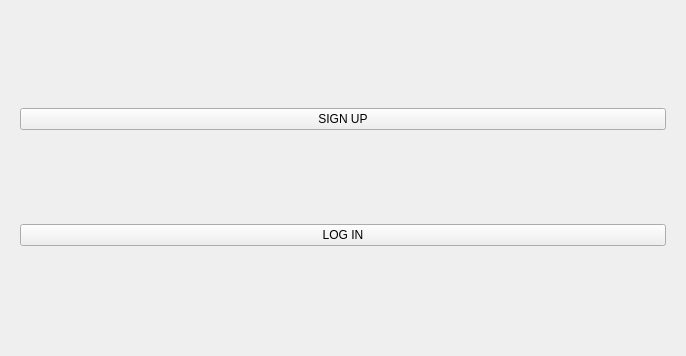
Above: mainwidget.ui from cakicjelena/DesktopTaskManager before the change. Below: the same form after it.
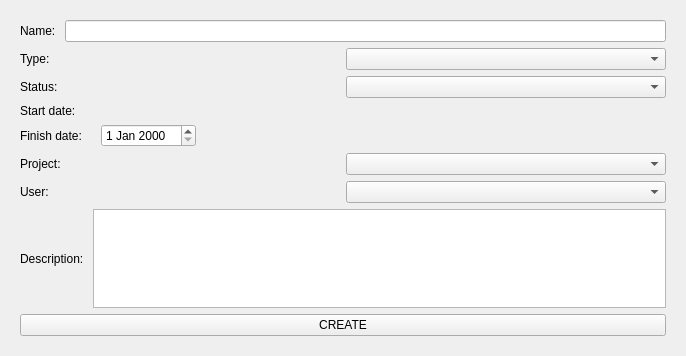
That is the form after the change. The open tabs and pages were chosen to show the change.

```diff
--- a/mainwidget.ui
+++ b/mainwidget.ui
@@ -6,15 +6,15 @@
    <rect>
     <x>0</x>
     <y>0</y>
-    <width>341</width>
+    <width>622</width>
     <height>344</height>
    </rect>
   </property>
   <property name="windowTitle">
    <string>Form</string>
   </property>
-  <layout class="QGridLayout" name="gridLayout_2">
-   <item row="0" column="0">
+  <layout class="QVBoxLayout" name="verticalLayout_14">
+   <item>
     <widget class="QStackedWidget" name="stackedWidget">
      <property name="currentIndex">
       <number>0</number>
@@ -730,6 +730,129 @@
        </item>
       </layout>
      </widget>
+     <widget class="QWidget" name="taskCreate">
+      <layout class="QGridLayout" name="gridLayout_4">
+       <item row="0" column="0">
+        <layout class="QVBoxLayout" name="verticalLayout_13">
+         <item>
+          <layout class="QHBoxLayout" name="horizontalLayout_30">
+           <item>
+            <widget class="QLabel" name="m_taskCreateNameLabel_2">
+             <property name="text">
+              <string>Name: </string>
+             </property>
+            </widget>
+           </item>
+           <item>
+            <widget class="QLineEdit" name="m_taskCreateNameLineEdit_2"/>
+           </item>
+          </layout>
+         </item>
+         <item>
+          <layout class="QHBoxLayout" name="horizontalLayout_31">
+           <item>
+            <widget class="QLabel" name="m_taskCerateTypeLabel_2">
+             <property name="text">
+              <string>Type: </string>
+             </property>
+            </widget>
+           </item>
+           <item>
+            <widget class="QComboBox" name="m_taskCreateTypecomboBox"/>
+           </item>
+          </layout>
+         </item>
+         <item>
+          <layout class="QHBoxLayout" name="horizontalLayout_32">
+           <item>
+            <widget class="QLabel" name="m_taskCreateStatusLabel_2">
+             <property name="text">
+              <string>Status: </string>
+             </property>
+            </widget>
+           </item>
+           <item>
+            <widget class="QComboBox" name="m_taskCreateStatuscomboBox"/>
+           </item>
+          </layout>
+         </item>
+         <item>
+          <widget class="QLabel" name="m_taskCreateStartDateLabel_2">
+           <property name="text">
+            <string>Start date: </string>
+           </property>
+          </widget>
+         </item>
+         <item>
+          <layout class="QHBoxLayout" name="horizontalLayout_33">
+           <property name="rightMargin">
+            <number>470</number>
+           </property>
+           <item>
+            <widget class="QLabel" name="m_taskcreateFinishdateLabel_2">
+             <property name="text">
+              <string>Finish date: </string>
+             </property>
+            </widget>
+           </item>
+           <item>
+            <widget class="QDateEdit" name="m_taskCreateFinishdateEdit_2"/>
+           </item>
+          </layout>
+         </item>
+         <item>
+          <layout class="QHBoxLayout" name="horizontalLayout_34">
+           <item>
+            <widget class="QLabel" name="m_taskCreateProjectIdLabel_2">
+             <property name="text">
+              <string>Project: </string>
+             </property>
+            </widget>
+           </item>
+           <item>
+            <widget class="QComboBox" name="m_taskCreateProjectcomboBox"/>
+           </item>
+          </layout>
+         </item>
+         <item>
+          <layout class="QHBoxLayout" name="horizontalLayout_35">
+           <item>
+            <widget class="QLabel" name="m_taskCreateUserIdLabel_2">
+             <property name="text">
+              <string>User: </string>
+             </property>
+            </widget>
+           </item>
+           <item>
+            <widget class="QComboBox" name="m_taskCreateUsercomboBox"/>
+           </item>
+          </layout>
+         </item>
+         <item>
+          <layout class="QHBoxLayout" name="horizontalLayout_36">
+           <item>
+            <widget class="QLabel" name="m_taskCreateDescriptionLabel_2">
+             <property name="text">
+              <string>Description: </string>
+             </property>
+            </widget>
+           </item>
+           <item>
+            <widget class="QPlainTextEdit" name="m_taskCreateDescriptionTextEdit_2"/>
+           </item>
+          </layout>
+         </item>
+        </layout>
+       </item>
+       <item row="1" column="0">
+        <widget class="QPushButton" name="m_taskCreatepushButton">
+         <property name="text">
+          <string>CREATE</string>
+         </property>
+        </widget>
+       </item>
+      </layout>
+     </widget>
     </widget>
    </item>
   </layout>
```
Left out of the diff: 31 changed lines with no effect on the pictures.
